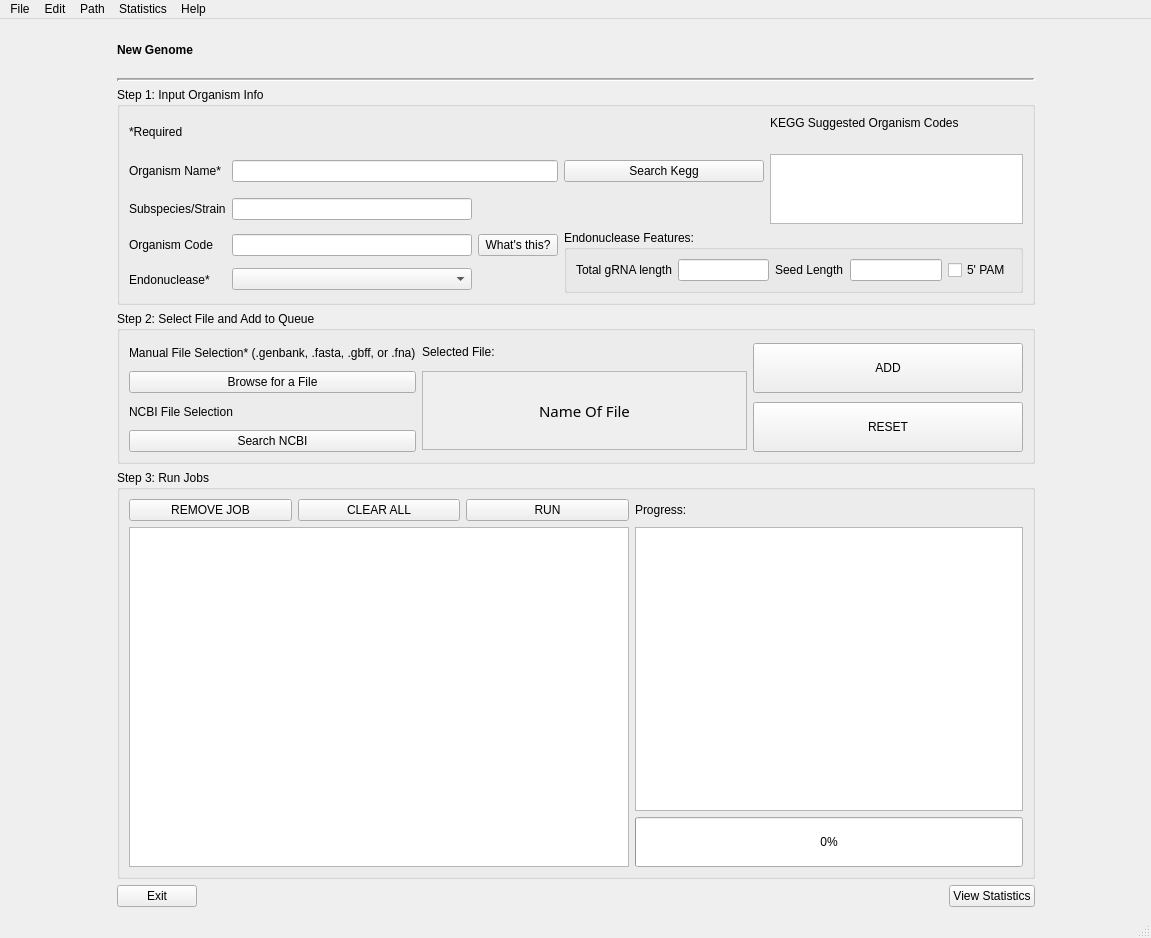
Above: NewGenome.ui from TrinhLab/CASPERapp before the change. Below: the same form after it.
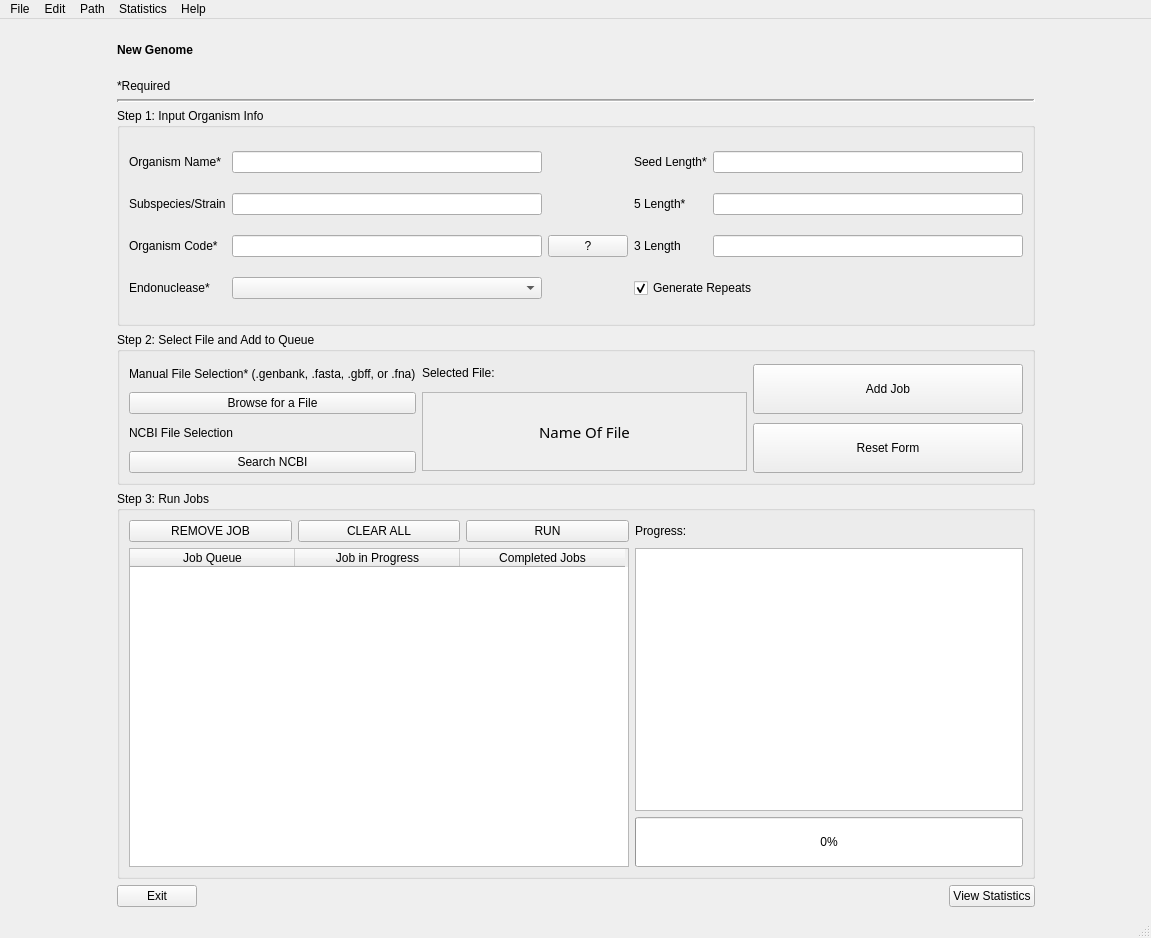
That is the form after the change.

Commit message: Pushing update to enable New Genome Feature

The edit to the form file:
```diff
--- a/NewGenome.ui
+++ b/NewGenome.ui
@@ -33,157 +33,38 @@
     </item>
     <item row="0" column="1">
      <layout class="QGridLayout" name="gridLayout_6">
-      <item row="2" column="0">
-       <widget class="QGroupBox" name="Step1">
-        <property name="maximumSize">
-         <size>
-          <width>11111</width>
-          <height>218</height>
-         </size>
-        </property>
-        <property name="title">
-         <string>Step 1: Input Organism Info</string>
-        </property>
-        <layout class="QGridLayout" name="gridLayout_2">
-         <item row="1" column="0" rowspan="3" colspan="3">
-          <layout class="QGridLayout" name="gridLayout">
-           <item row="3" column="0">
-            <widget class="QLabel" name="Subspecies">
-             <property name="text">
-              <string>Subspecies/Strain</string>
-             </property>
-            </widget>
-           </item>
-           <item row="5" column="0">
-            <widget class="QLabel" name="endoNameLabel">
-             <property name="text">
-              <string>Endonuclease*</string>
-             </property>
-            </widget>
-           </item>
-           <item row="5" column="1">
-            <widget class="QComboBox" name="comboBoxEndo"/>
-           </item>
-           <item row="3" column="1">
-            <widget class="QLineEdit" name="lineEdit_2"/>
-           </item>
-           <item row="4" column="1">
-            <widget class="QLineEdit" name="lineEdit_3"/>
-           </item>
-           <item row="2" column="3">
-            <widget class="QPushButton" name="KeggSearchButton">
-             <property name="maximumSize">
-              <size>
-               <width>200</width>
-               <height>16777215</height>
-              </size>
-             </property>
-             <property name="text">
-              <string>Search Kegg</string>
-             </property>
-            </widget>
-           </item>
-           <item row="4" column="0">
-            <widget class="QLabel" name="label">
-             <property name="text">
-              <string>Organism Code</string>
-             </property>
-            </widget>
-           </item>
-           <item row="4" column="2">
-            <widget class="QPushButton" name="whatsthisButton">
-             <property name="text">
-              <string>What's this?</string>
-             </property>
-            </widget>
-           </item>
-           <item row="0" column="4">
-            <widget class="QLabel" name="keggTitle">
-             <property name="text">
-              <string>KEGG Suggested Organism Codes</string>
-             </property>
-            </widget>
-           </item>
-           <item row="2" column="0">
-            <widget class="QLabel" name="OrganismName">
-             <property name="text">
-              <string>Organism Name*</string>
-             </property>
-            </widget>
-           </item>
-           <item row="4" column="3" rowspan="2" colspan="2">
-            <widget class="QGroupBox" name="groupBox_3">
-             <property name="title">
-              <string>Endonuclease Features:</string>
-             </property>
-             <layout class="QHBoxLayout" name="horizontalLayout_2">
-              <item>
-               <widget class="QLabel" name="label_3">
-                <property name="text">
-                 <string>Total gRNA length</string>
-                </property>
-               </widget>
-              </item>
-              <item>
-               <widget class="QLineEdit" name="tot_len_box"/>
-              </item>
-              <item>
-               <widget class="QLabel" name="label_2">
-                <property name="text">
-                 <string>Seed Length</string>
-                </property>
-               </widget>
-              </item>
-              <item>
-               <widget class="QLineEdit" name="seed_len_box"/>
-              </item>
-              <item>
-               <widget class="QCheckBox" name="pamBox">
-                <property name="text">
-                 <string>5' PAM</string>
-                </property>
-               </widget>
-              </item>
-             </layout>
-            </widget>
-           </item>
-           <item row="0" column="0" rowspan="2">
-            <widget class="QLabel" name="ReqLabel">
-             <property name="text">
-              <string>*Required</string>
-             </property>
-            </widget>
-           </item>
-           <item row="2" column="4" rowspan="2">
-            <widget class="QTableWidget" name="keggSuggested">
-             <property name="maximumSize">
-              <size>
-               <width>253</width>
-               <height>98</height>
-              </size>
-             </property>
-             <property name="rowCount">
-              <number>2</number>
-             </property>
-             <attribute name="horizontalHeaderVisible">
-              <bool>false</bool>
-             </attribute>
-             <attribute name="verticalHeaderVisible">
-              <bool>false</bool>
-             </attribute>
-             <row/>
-             <row/>
-            </widget>
-           </item>
-           <item row="2" column="1" colspan="2">
-            <widget class="QLineEdit" name="lineEdit_1"/>
-           </item>
-          </layout>
-         </item>
-        </layout>
-       </widget>
+      <item row="8" column="0">
+       <layout class="QHBoxLayout" name="horizontalLayout_3">
+        <item>
+         <widget class="QPushButton" name="contButton">
+          <property name="text">
+           <string>Exit</string>
+          </property>
+         </widget>
+        </item>
+        <item>
+         <spacer name="horizontalSpacer">
+          <property name="orientation">
+           <enum>Qt::Horizontal</enum>
+          </property>
+          <property name="sizeHint" stdset="0">
+           <size>
+            <width>746</width>
+            <height>20</height>
+           </size>
+          </property>
+         </spacer>
+        </item>
+        <item>
+         <widget class="QPushButton" name="viewStatButton">
+          <property name="text">
+           <string>View Statistics</string>
+          </property>
+         </widget>
+        </item>
+       </layout>
       </item>
-      <item row="3" column="0">
+      <item row="4" column="0">
        <widget class="QGroupBox" name="Step2">
         <property name="maximumSize">
          <size>
@@ -204,7 +85,7 @@
             </size>
            </property>
            <property name="text">
-            <string>RESET</string>
+            <string>Reset Form</string>
            </property>
           </widget>
          </item>
@@ -306,45 +187,120 @@
             </size>
            </property>
            <property name="text">
-            <string>ADD</string>
+            <string>Add Job</string>
            </property>
           </widget>
          </item>
         </layout>
        </widget>
       </item>
-      <item row="7" column="0">
-       <layout class="QHBoxLayout" name="horizontalLayout_3">
-        <item>
-         <widget class="QPushButton" name="contButton">
-          <property name="text">
-           <string>Exit</string>
-          </property>
-         </widget>
-        </item>
-        <item>
-         <spacer name="horizontalSpacer">
-          <property name="orientation">
-           <enum>Qt::Horizontal</enum>
-          </property>
-          <property name="sizeHint" stdset="0">
-           <size>
-            <width>746</width>
-            <height>20</height>
-           </size>
-          </property>
-         </spacer>
-        </item>
-        <item>
-         <widget class="QPushButton" name="viewStatButton">
-          <property name="text">
-           <string>View Statistics</string>
-          </property>
-         </widget>
-        </item>
-       </layout>
+      <item row="3" column="0">
+       <widget class="QGroupBox" name="Step1">
+        <property name="maximumSize">
+         <size>
+          <width>11111</width>
+          <height>218</height>
+         </size>
+        </property>
+        <property name="title">
+         <string>Step 1: Input Organism Info</string>
+        </property>
+        <layout class="QGridLayout" name="gridLayout_2">
+         <item row="1" column="0" rowspan="3" colspan="3">
+          <layout class="QGridLayout" name="gridLayout">
+           <item row="4" column="1">
+            <widget class="QLineEdit" name="strainName"/>
+           </item>
+           <item row="4" column="0">
+            <widget class="QLabel" name="Subspecies">
+             <property name="text">
+              <string>Subspecies/Strain</string>
+             </property>
+            </widget>
+           </item>
+           <item row="5" column="2">
+            <widget class="QPushButton" name="whatsthisButton">
+             <property name="text">
+              <string>?</string>
+             </property>
+            </widget>
+           </item>
+           <item row="6" column="0">
+            <widget class="QLabel" name="endoNameLabel">
+             <property name="text">
+              <string>Endonuclease*</string>
+             </property>
+            </widget>
+           </item>
+           <item row="5" column="0">
+            <widget class="QLabel" name="label">
+             <property name="text">
+              <string>Organism Code*</string>
+             </property>
+            </widget>
+           </item>
+           <item row="6" column="1">
+            <widget class="QComboBox" name="comboBoxEndo"/>
+           </item>
+           <item row="5" column="1">
+            <widget class="QLineEdit" name="orgCode"/>
+           </item>
+           <item row="3" column="0">
+            <widget class="QLabel" name="OrganismName">
+             <property name="text">
+              <string>Organism Name*</string>
+             </property>
+            </widget>
+           </item>
+           <item row="4" column="3">
+            <widget class="QLabel" name="label_3">
+             <property name="text">
+              <string>5 Length*</string>
+             </property>
+            </widget>
+           </item>
+           <item row="3" column="3">
+            <widget class="QLabel" name="label_2">
+             <property name="text">
+              <string>Seed Length*</string>
+             </property>
+            </widget>
+           </item>
+           <item row="4" column="4">
+            <widget class="QLineEdit" name="five_length"/>
+           </item>
+           <item row="3" column="4">
+            <widget class="QLineEdit" name="seed_length"/>
+           </item>
+           <item row="5" column="3">
+            <widget class="QLabel" name="label_9">
+             <property name="text">
+              <string>3 Length</string>
+             </property>
+            </widget>
+           </item>
+           <item row="5" column="4">
+            <widget class="QLineEdit" name="three_length"/>
+           </item>
+           <item row="6" column="3" colspan="2">
+            <widget class="QCheckBox" name="repeats_box">
+             <property name="text">
+              <string>Generate Repeats</string>
+             </property>
+             <property name="checked">
+              <bool>true</bool>
+             </property>
+            </widget>
+           </item>
+           <item row="3" column="1">
+            <widget class="QLineEdit" name="orgName"/>
+           </item>
+          </layout>
+         </item>
+        </layout>
+       </widget>
       </item>
-      <item row="1" column="0">
+      <item row="2" column="0">
        <widget class="Line" name="line_2">
         <property name="lineWidth">
          <number>2</number>
@@ -380,7 +336,7 @@
         </property>
        </widget>
       </item>
-      <item row="6" column="0">
+      <item row="7" column="0">
        <widget class="QGroupBox" name="Step3">
         <property name="title">
          <string>Step 3: Run Jobs</string>
@@ -388,16 +344,6 @@
         <layout class="QGridLayout" name="gridLayout_8">
          <item row="0" column="0">
           <layout class="QGridLayout" name="gridLayout_5">
-           <item row="4" column="2" rowspan="2">
-            <widget class="QTextBrowser" name="output_browser"/>
-           </item>
-           <item row="0" column="2">
-            <widget class="QLabel" name="label_4">
-             <property name="text">
-              <string>Progress:</string>
-             </property>
-            </widget>
-           </item>
            <item row="6" column="2">
             <widget class="QProgressBar" name="progressBar">
              <property name="minimumSize">
@@ -411,22 +357,6 @@
              </property>
             </widget>
            </item>
-           <item row="4" column="0" rowspan="3" colspan="2">
-            <widget class="QTableWidget" name="job_Table">
-             <property name="minimumSize">
-              <size>
-               <width>500</width>
-               <height>250</height>
-              </size>
-             </property>
-             <property name="maximumSize">
-              <size>
-               <width>650</width>
-               <height>16777215</height>
-              </size>
-             </property>
-            </widget>
-           </item>
            <item row="0" column="0" colspan="2">
             <layout class="QHBoxLayout" name="horizontalLayout">
              <item>
@@ -452,11 +382,99 @@
              </item>
             </layout>
            </item>
+           <item row="0" column="2">
+            <widget class="QLabel" name="label_4">
+             <property name="text">
+              <string>Progress:</string>
+             </property>
+            </widget>
+           </item>
+           <item row="4" column="2" rowspan="2">
+            <widget class="QTextBrowser" name="output_browser">
+             <property name="verticalScrollBarPolicy">
+              <enum>Qt::ScrollBarAsNeeded</enum>
+             </property>
+             <property name="horizontalScrollBarPolicy">
+              <enum>Qt::ScrollBarAsNeeded</enum>
+             </property>
+             <property name="sizeAdjustPolicy">
+              <enum>QAbstractScrollArea::AdjustIgnored</enum>
+             </property>
+             <property name="lineWrapMode">
+              <enum>QTextEdit::NoWrap</enum>
+             </property>
+            </widget>
+           </item>
+           <item row="4" column="0" rowspan="3" colspan="2">
+            <widget class="QTableWidget" name="job_Table">
+             <property name="minimumSize">
+              <size>
+               <width>500</width>
+               <height>250</height>
+              </size>
+             </property>
+             <property name="maximumSize">
+              <size>
+               <width>650</width>
+               <height>16777215</height>
+              </size>
+             </property>
+             <attribute name="horizontalHeaderDefaultSectionSize">
+              <number>165</number>
+             </attribute>
+             <attribute name="horizontalHeaderMinimumSectionSize">
+              <number>50</number>
+             </attribute>
+             <column>
+              <property name="text">
+               <string>Job Queue</string>
+              </property>
+              <property name="textAlignment">
+               <set>AlignCenter</set>
+              </property>
+             </column>
+             <column>
+              <property name="text">
+               <string>Job in Progress</string>
+              </property>
+              <property name="textAlignment">
+               <set>AlignCenter</set>
+              </property>
+             </column>
+             <column>
+              <property name="text">
+               <string>Completed Jobs</string>
+              </property>
+              <property name="textAlignment">
+               <set>AlignCenter</set>
+              </property>
+             </column>
+            </widget>
+           </item>
           </layout>
          </item>
         </layout>
        </widget>
       </item>
+      <item row="1" column="0">
+       <widget class="QLabel" name="ReqLabel">
+        <property name="minimumSize">
+         <size>
+          <width>0</width>
+          <height>15</height>
+         </size>
+        </property>
+        <property name="maximumSize">
+         <size>
+          <width>16777215</width>
+          <height>15</height>
+         </size>
+        </property>
+        <property name="text">
+         <string>*Required</string>
+        </property>
+       </widget>
+      </item>
      </layout>
     </item>
     <item row="0" column="0">
```
The commit also changes 3 other files.
